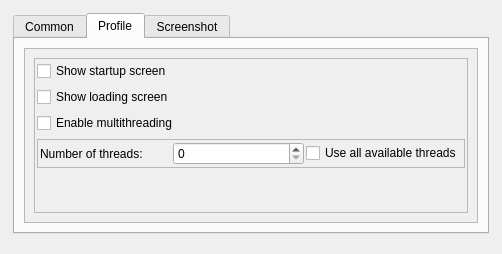
The window that forms/preferences.ui (isis-group/vast) describes before a commit, drawn with Qt 5.
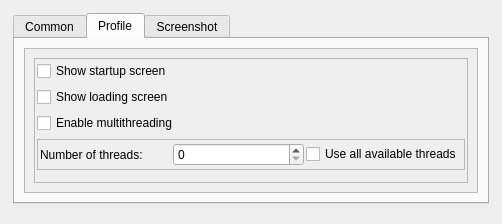
The same window after the commit. The open tabs and pages were chosen to show the change.

Commit message: we do not need the radius spin box in anatomical mode

```diff
--- a/forms/preferences.ui
+++ b/forms/preferences.ui
@@ -7,7 +7,7 @@
     <x>0</x>
     <y>0</y>
     <width>502</width>
-    <height>246</height>
+    <height>216</height>
    </rect>
   </property>
   <property name="sizePolicy">
@@ -99,10 +99,13 @@
             <property name="orientation">
              <enum>Qt::Vertical</enum>
             </property>
+            <property name="sizeType">
+             <enum>QSizePolicy::Minimum</enum>
+            </property>
             <property name="sizeHint" stdset="0">
              <size>
               <width>20</width>
-              <height>40</height>
+              <height>10</height>
              </size>
             </property>
            </spacer>
@@ -127,8 +130,8 @@
               <rect>
                <x>0</x>
                <y>0</y>
-               <width>454</width>
-               <height>170</height>
+               <width>438</width>
+               <height>151</height>
               </rect>
              </property>
              <layout class="QGridLayout" name="gridLayout_4">
@@ -205,10 +208,13 @@
                    <property name="orientation">
                     <enum>Qt::Vertical</enum>
                    </property>
+                   <property name="sizeType">
+                    <enum>QSizePolicy::Fixed</enum>
+                   </property>
                    <property name="sizeHint" stdset="0">
                     <size>
                      <width>20</width>
-                     <height>40</height>
+                     <height>10</height>
                     </size>
                    </property>
                   </spacer>
@@ -343,10 +349,13 @@
                <property name="orientation">
                 <enum>Qt::Vertical</enum>
                </property>
+               <property name="sizeType">
+                <enum>QSizePolicy::Minimum</enum>
+               </property>
                <property name="sizeHint" stdset="0">
                 <size>
                  <width>20</width>
-                 <height>40</height>
+                 <height>10</height>
                 </size>
                </property>
               </spacer>
```
The commit also changes 2 other files.
